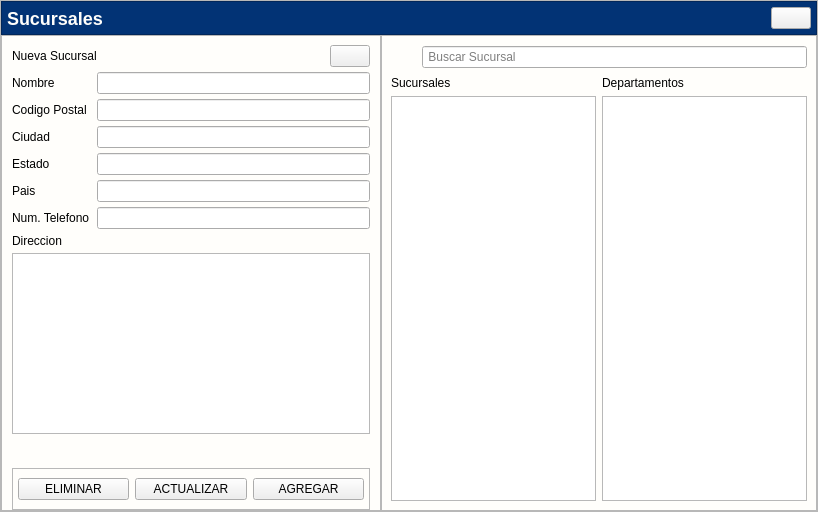
Above: app/View/UserInterfaceUi/UI_CONTROL_SUCURSALES.ui from LAngelVp/software-punto-de-venta before the change. Below: the same form after it.
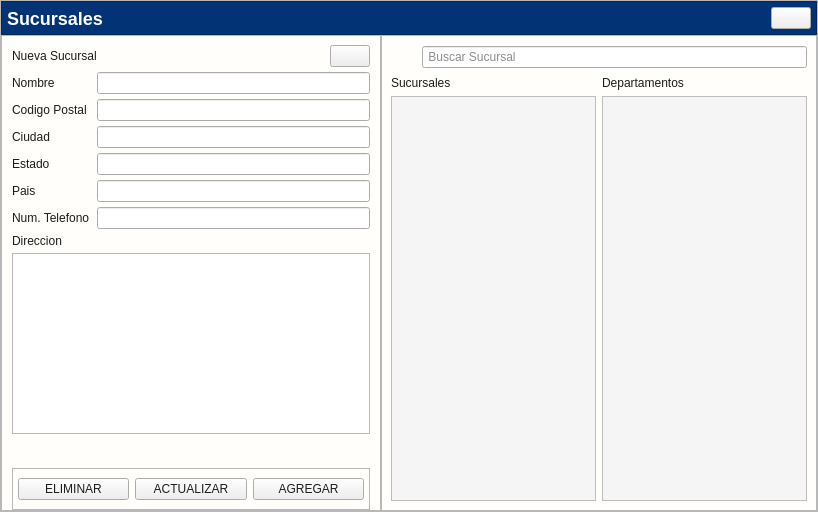
That is the form after the change. Icons and pictures are not drawn.

What changed in the file:
```diff
--- a/app/View/UserInterfaceUi/UI_CONTROL_SUCURSALES.ui
+++ b/app/View/UserInterfaceUi/UI_CONTROL_SUCURSALES.ui
@@ -26,7 +26,8 @@
    <string>Form</string>
   </property>
   <property name="styleSheet">
-   <string notr="true">#Nueva_sucursal{
+   <string notr="true">*{color: #1d1c1c;}
+#Nueva_sucursal{
 background: #fffefb;
 }
 #contenedor_encabezado{
@@ -40,6 +41,7 @@
 }
 [objectName*=&quot;contenedor_&quot;]{
 background: #fffefb;
+border:none;
 }
 [objectName*=&quot;etiquetaTitulo_&quot;]{
 color: #1d1c1c;
@@ -114,34 +116,7 @@
 QListWidget {
     font-family: Arial;
     font-size: 14px;
-}
-/* Barra vertical */
-QListWidget::vertical-scrollbar {
-    border: 1px solid gray;
-    background: #023375;
-    width: 10px;  /* Tamaño de la barra vertical */
-    border-radius: 4px;
-}
-
-/* Manejador de la barra vertical */
-QListWidget::vertical-scrollbar::handle {
-    background: #023375;  /* Color del &quot;manejador&quot; */
-    min-height: 20px;  /* Altura mínima del manejador */
-    border-radius: 4px;
-}
-
-/* Barra horizontal */
-QListWidget::horizontal-scrollbar {
-    background: #023375;
-    height: 10px;  /* Tamaño de la barra horizontal */
-    border-radius: 4px;
-}
-
-/* Manejador de la barra horizontal */
-QListWidget::horizontal-scrollbar::handle {
-    background: #023375;  /* Color del &quot;manejador&quot; */
-    height: 10px;  /* Altura del manejador horizontal */
-    border-radius: 4px;
+	background: #F5F5F5;
 }
 </string>
   </property>
```
Left out of the diff: 26 changed lines with no effect on the pictures.
